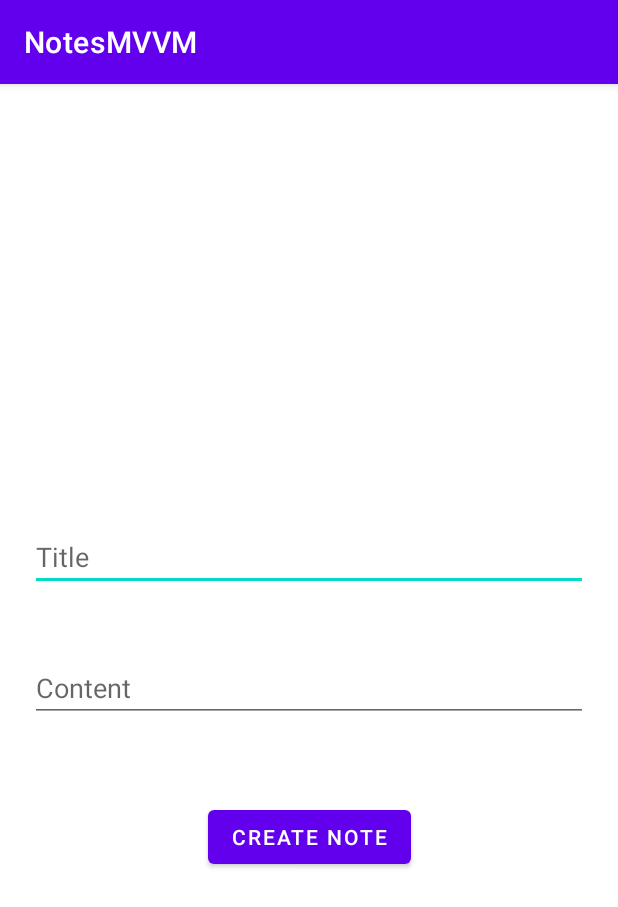
After one commit to landowolf10/NotesMVVM, an Android app: the CreateNoteActivity screen opened directly, with no data from a screen before it, on a phone screen of 412 x 824 dp. The commit adds this screen. Shown: the top 907 px of the screen. Run offline under Robolectric (Android 15) with nearby library versions, the phone set to English and light mode, and no system bars; network calls fail.

Commit message:
Reorganizing the UI.

```diff
--- a/app/src/main/AndroidManifest.xml
+++ b/app/src/main/AndroidManifest.xml
@@ -2,7 +2,7 @@
 <manifest xmlns:android="http://schemas.android.com/apk/res/android"
     package="com.example.notesmvvm">
 
-    <uses-permission android:name="android.permission.INTERNET"/>
+    <uses-permission android:name="android.permission.INTERNET" />
 
     <application
         android:allowBackup="true"
@@ -12,6 +12,9 @@
         android:supportsRtl="true"
         android:theme="@style/Theme.NotesMVVM"
         android:usesCleartextTraffic="true">
+        <activity
+            android:name=".ui.views.note.CreateNoteActivity"
+            android:exported="false" />
         <activity
             android:name=".ui.views.user.LoginActivity"
             android:exported="true">
--- /dev/null
+++ b/app/src/main/java/com/example/notesmvvm/ui/views/note/CreateNoteActivity.kt
@@ -0,0 +1,12 @@
+package com.example.notesmvvm.ui.views.note
+
+import androidx.appcompat.app.AppCompatActivity
+import android.os.Bundle
+import com.example.notesmvvm.R
+
+class CreateNoteActivity : AppCompatActivity() {
+    override fun onCreate(savedInstanceState: Bundle?) {
+        super.onCreate(savedInstanceState)
+        setContentView(R.layout.activity_create_note)
+    }
+}
--- a/app/src/main/java/com/example/notesmvvm/ui/views/note/NotesActivity.kt
+++ b/app/src/main/java/com/example/notesmvvm/ui/views/note/NotesActivity.kt
@@ -14,9 +14,8 @@ import com.example.notesmvvm.ui.viewmodel.NotesActivityViewModel
 
 class NotesActivity : AppCompatActivity() {
     private lateinit var binding: ActivityMainBinding
-
     private lateinit var recyclerAdapter: NoteAdapter
-    lateinit var rvNotes: RecyclerView
+    private lateinit var rvNotes: RecyclerView
     private lateinit var note: CreateNote
     private lateinit var viewModel: NotesActivityViewModel
 
--- /dev/null
+++ b/app/src/main/res/layout/activity_create_note.xml
@@ -0,0 +1,45 @@
+<?xml version="1.0" encoding="utf-8"?>
+<androidx.constraintlayout.widget.ConstraintLayout xmlns:android="http://schemas.android.com/apk/res/android"
+    xmlns:app="http://schemas.android.com/apk/res-auto"
+    xmlns:tools="http://schemas.android.com/tools"
+    android:layout_width="match_parent"
+    android:layout_height="match_parent"
+    tools:context=".ui.views.note.CreateNoteActivity">
+
+    <EditText
+        android:id="@+id/etTitle"
+        android:layout_width="0dp"
+        android:layout_height="wrap_content"
+        app:layout_constraintTop_toTopOf="parent"
+        app:layout_constraintRight_toRightOf="parent"
+        app:layout_constraintBottom_toTopOf="@id/etContent"
+        app:layout_constraintLeft_toLeftOf="parent"
+        android:layout_marginTop="250dp"
+        android:layout_marginRight="20dp"
+        android:layout_marginLeft="20dp"
+        android:hint="Title"/>
+
+    <EditText
+        android:id="@+id/etContent"
+        android:layout_width="0dp"
+        android:layout_height="wrap_content"
+        app:layout_constraintTop_toBottomOf="@id/etTitle"
+        app:layout_constraintRight_toRightOf="parent"
+        app:layout_constraintBottom_toTopOf="@id/btnCreateNote"
+        app:layout_constraintLeft_toLeftOf="parent"
+        android:layout_marginRight="20dp"
+        android:layout_marginLeft="20dp"
+        android:layout_marginBottom="10dp"
+        android:hint="Content"/>
+
+    <Button
+        android:id="@+id/btnCreateNote"
+        android:layout_width="wrap_content"
+        android:layout_height="wrap_content"
+        android:text="Create note"
+        app:layout_constraintTop_toBottomOf="@id/etContent"
+        app:layout_constraintRight_toRightOf="parent"
+        app:layout_constraintBottom_toBottomOf="parent"
+        app:layout_constraintLeft_toLeftOf="parent"
+        android:layout_marginBottom="200dp"/>
+</androidx.constraintlayout.widget.ConstraintLayout>
```
